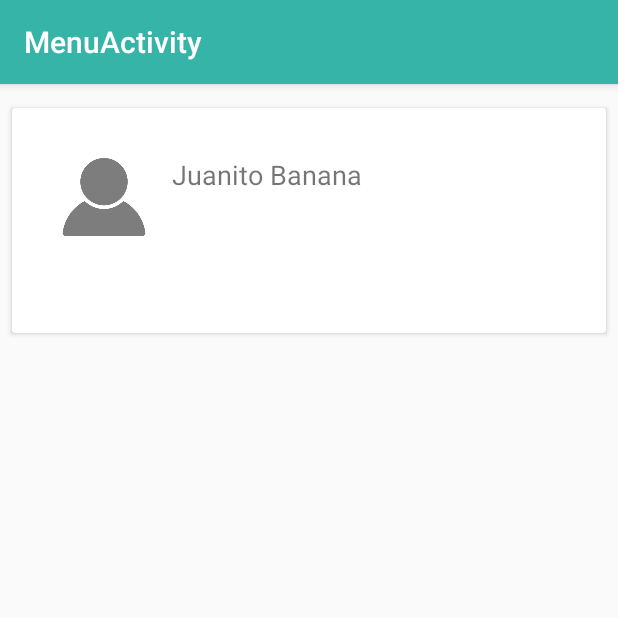
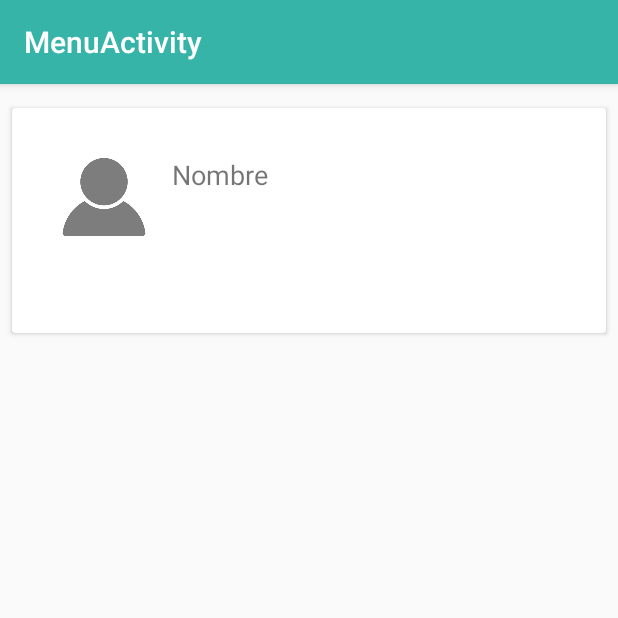
Before and after one commit to KevinAlexis/FindMeTest, an Android app: the HomeFragment screen opened directly, with no data from a screen before it, on a phone screen of 412 x 824 dp, the top half of it. Run offline under Robolectric (Android 15) with nearby library versions, the phone set to English and light mode, and no system bars; our stand-ins replace CircleImageView.

```diff
--- a/app/src/main/java/com/pilambda/findmerenew/Fragments/HomeFragment.java
+++ b/app/src/main/java/com/pilambda/findmerenew/Fragments/HomeFragment.java
@@ -7,6 +7,7 @@ import android.content.Intent;
 import android.content.IntentFilter;
 import android.os.Bundle;
 import android.support.v4.app.Fragment;
+import android.support.v7.widget.CardView;
 import android.util.Log;
 import android.view.LayoutInflater;
 import android.view.View;
@@ -27,6 +28,7 @@ import org.json.JSONObject;
 public class HomeFragment extends Fragment {
 
     private TextView mTextViewTest;
+    private CardView mCardView;
 
     public HomeFragment() {
 
@@ -35,7 +37,16 @@ public class HomeFragment extends Fragment {
     @Override
     public View onCreateView(LayoutInflater inflater, ViewGroup container, Bundle savedInstanceState) {
         View view = inflater.inflate(R.layout.fragment_home, container, false);
-        mTextViewTest = view.findViewById(R.id.textViewTest);
+        mTextViewTest = view.findViewById(R.id.textViewNombreContactoCurrent);
+        mCardView = view.findViewById(R.id.cardViewUsuario);
+        mCardView.setOnClickListener(new View.OnClickListener() {
+            @Override
+            public void onClick(View view) {
+                Intent intent = new Intent(getActivity(),MapsActivity.class);
+                startActivity(intent);
+            }
+        });
+        mTextViewTest.setText("Nombre");
         return view;
     }
 
--- a/app/src/main/res/layout/fragment_home.xml
+++ b/app/src/main/res/layout/fragment_home.xml
@@ -6,7 +6,7 @@
     tools:context="com.pilambda.findmerenew.Fragments.HomeFragment">
 
     <android.support.v7.widget.CardView
-        android:id="@+id/cardView"
+        android:id="@+id/cardViewUsuario"
         android:layout_width="match_parent"
         android:layout_height="150dp"
         android:layout_marginEnd="8dp"
@@ -37,7 +37,7 @@
                 app:layout_constraintVertical_bias="0.110000014" />
 
             <TextView
-                android:id="@+id/textViewTest"
+                android:id="@+id/textViewNombreContactoCurrent"
                 android:layout_width="0dp"
                 android:layout_height="wrap_content"
                 android:layout_marginEnd="8dp"
--- a/app/src/main/res/layout/item_contacto.xml
+++ b/app/src/main/res/layout/item_contacto.xml
@@ -10,7 +10,7 @@
 
     <de.hdodenhof.circleimageview.CircleImageView
         android:layout_width="70dp"
-        android:src="@drawable/icon_user"
+        android:src="@drawable/ic_user_new"
         android:padding="10dp"
 
         android:layout_height="match_parent" />
```
Also changed, not shown: app/src/main/java/com/pilambda/findmerenew/Actividades/MapsActivity.java (+16 -4 lines), app/src/main/java/com/pilambda/findmerenew/Actividades/RegistroActivity.java (+24 -4 lines), app/src/main/res/layout/activity_registro.xml (+11 -2 lines), 1 other file.
